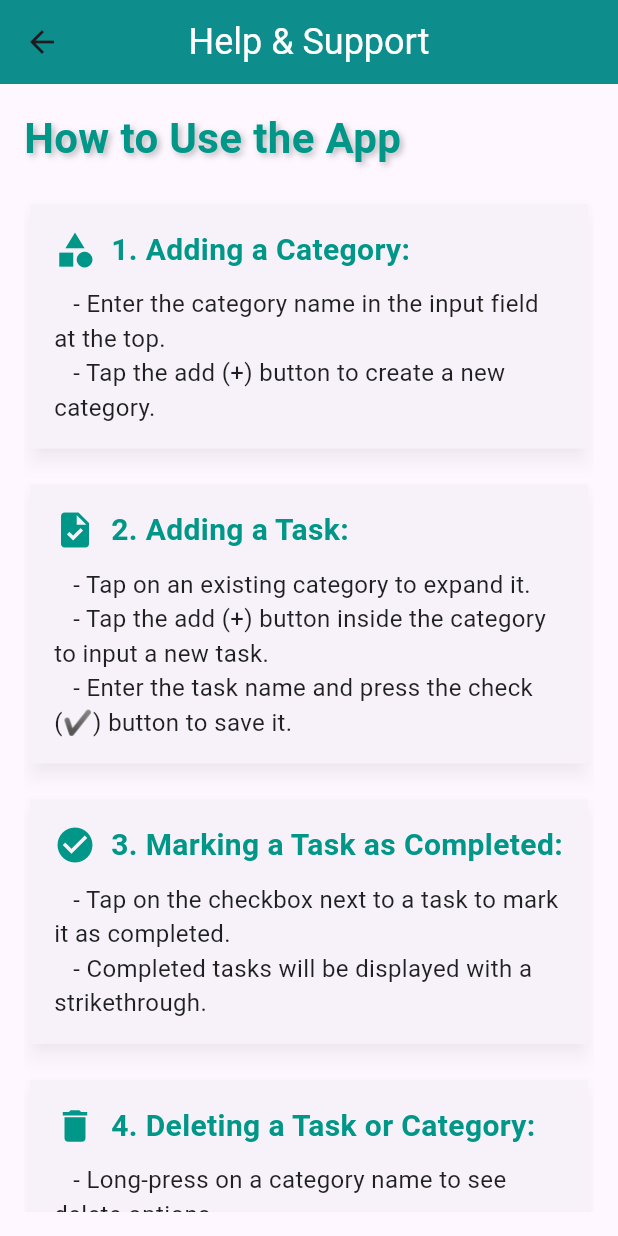
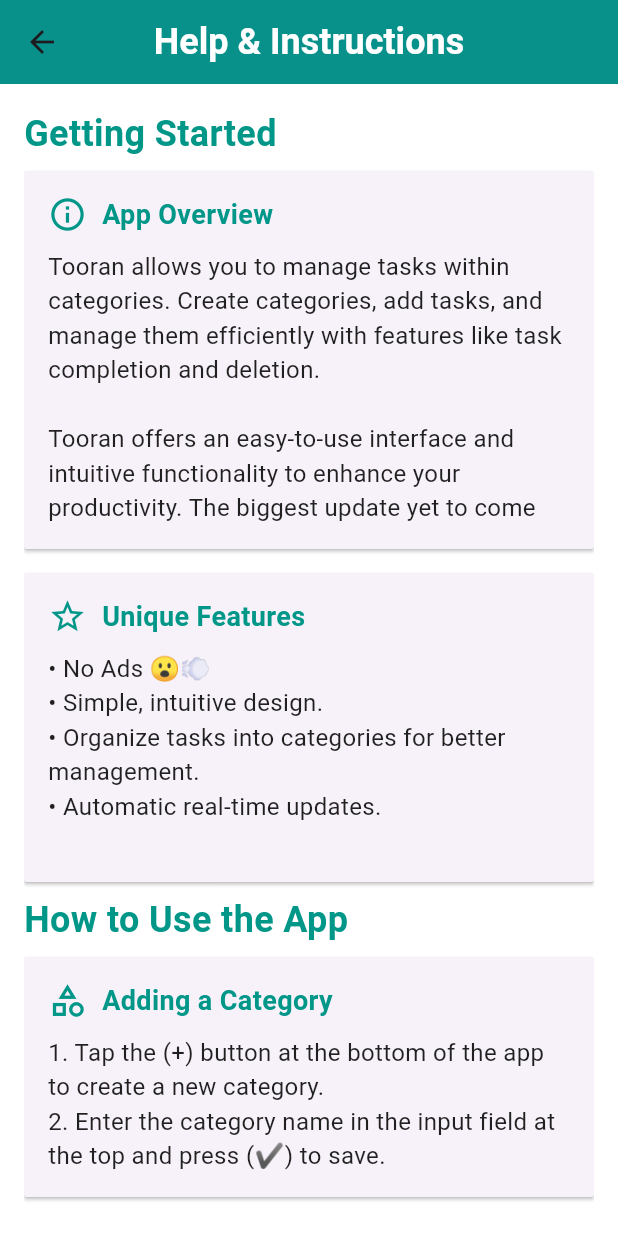
Before and after one commit to JiruGutema/Tooran, a Flutter app: the HelpPage screen opened by its route, on a phone screen of 412 x 824 dp. Run offline on Flutter 3.47's test engine with Material 3 defaults, Android fonts, the light colour scheme and no system bars; our stand-ins replace shared_preferences; accounts and stored records are empty.

Commit message:
version 1.1.1 with consisteny, content in the help page and its style

```diff
--- a/lib/help_page.dart
+++ b/lib/help_page.dart
@@ -7,95 +7,111 @@
   Widget build(BuildContext context) {
     return Scaffold(
       appBar: AppBar(
-        title: const Text('Help & Support'),
-        titleTextStyle: TextStyle(color: Colors.white, fontSize: 24),
+        title: const Text('Help & Instructions'),
+        titleTextStyle: TextStyle(
+          color: Colors.white, fontWeight: FontWeight.bold, fontSize: 24,
+        ),
         centerTitle: true,
         backgroundColor: Colors.teal,
-        elevation: 10,
+        elevation: 2,
         shape: const RoundedRectangleBorder(
-          borderRadius: BorderRadius.vertical(
-          ),
+          borderRadius: BorderRadius.vertical(bottom: Radius.circular(0)),
         ),
       ),
       body: Container(
-        decoration: const BoxDecoration(
-
-        ),
-        child: Padding(
+        color: Colors.white,
         padding: const EdgeInsets.all(16.0),
         child: SingleChildScrollView(
           child: Column(
             crossAxisAlignment: CrossAxisAlignment.start,
             children: [
-                const Text(
-                  'How to Use the App',
-                  style: TextStyle(
-                    fontSize: 28,
-                    fontWeight: FontWeight.bold,
-                    color: Colors.teal,
-                    shadows: [
-                      Shadow(
-                        color: Colors.black26,
-                        blurRadius: 5,
-                        offset: Offset(2, 2),
+              _buildTitle('Getting Started'),
+              _buildSection(
+                icon: Icons.info_outline,
+                title: 'App Overview',
+                content:
+                    'Tooran allows you to manage tasks within categories. Create categories, add tasks, and manage them efficiently with features like task completion and deletion. \n\n'
+                    'Tooran offers an easy-to-use interface and intuitive functionality to enhance your productivity. The biggest update yet to come',
               ),
-                    ],
+              _buildSection(
+                icon: Icons.star_border,
+                title: 'Unique Features',
+                content:
+                    '• No Ads 😮‍💨\n'
+                    '• Simple, intuitive design.\n'
+                    '• Organize tasks into categories for better management.\n'
+                    '• Automatic real-time updates.\n',
               ),
+              _buildTitle('How to Use the App'),
+              _buildSection(
+                icon: Icons.category_outlined,
+                title: 'Adding a Category',
+                content:
+                    '1. Tap the (+) button at the bottom of the app to create a new category.\n'
+                    '2. Enter the category name in the input field at the top and press (✔) to save.'
+              ),
+              _buildSection(
+                icon: Icons.task_alt,
+                title: 'Adding a Task',
+                content:
+                    '1. Tap on an existing category to expand it.\n'
+                    '2. Tap the (+) button inside the category to add a new task.\n'
+                    '3. Enter the task name and press (✔) to save.',
+              ),
+              _buildSection(
+                icon: Icons.check_circle_outline,
+                title: 'Marking a Task as Completed',
+                content:
+                    '• Tap the checkbox next to a task to mark it as completed.\n'
+                    '• Completed tasks will appear with a faded grey color effect.\n'
+                    '• You can delete the task afterwards or change its name to other tasks.'
+              ),
+              _buildSection(
+                icon: Icons.delete_outline,
+                title: 'Deleting a Task or Category',
+                content:
+                    '• Long-press a category name to delete it.\n'
+                    '• Use the trash button on the task to remove it from a category\n'
+                    '• You can also long-press a task to remove it from a category.',
+              ),
+              _buildSection(
+                icon: Icons.tips_and_updates,
+                title: 'Tips',
+                content:
+                    '• Do not open mulitple text fields at same time.\n'
+                    '• If you open, try to close the one which is opened first.\n'
+
+              ),
+              _buildSection(
+                icon: Icons.system_update,
+                title: 'To be Updated',
+                content:
+                    '•  The following are the features I\'m working on it right now\n\n'
+                    '-> Add Widgets\n'
+                    '-> Add Notification\n'
+                    '-> Add Time based catagory\n'
+
+              ),
+                _buildSection(
+                icon: Icons.help_outline,
+                title: 'Need Assistance?',
+                content:
+                  'For help, inquiries, or suggestions, please feel free to reach out.\n\n\n'
+                  '📧 Contact: \n\n'
+                  'jethior1@gmail.com or \n'
+                  'jirudagutema@gmail.com',
                 ),
               const SizedBox(height: 20),
-                _buildSectionCard(
-                  icon: Icons.category,
-                  title: '1. Adding a Category:',
-                  content:
-                      '   - Enter the category name in the input field at the top.\n'
-                      '   - Tap the add (+) button to create a new category.',
-                ),
-                const SizedBox(height: 16),
-                _buildSectionCard(
-                  icon: Icons.task,
-                  title: '2. Adding a Task:',
-                  content:
-                      '   - Tap on an existing category to expand it.\n'
-                      '   - Tap the add (+) button inside the category to input a new task.\n'
-                      '   - Enter the task name and press the check (✔) button to save it.',
-                ),
-                const SizedBox(height: 16),
-                _buildSectionCard(
-                  icon: Icons.check_circle,
-                  title: '3. Marking a Task as Completed:',
-                  content:
-                      '   - Tap on the checkbox next to a task to mark it as completed.\n'
-                      '   - Completed tasks will be displayed with a strikethrough.',
-                ),
-                const SizedBox(height: 16),
-                _buildSectionCard(
-                  icon: Icons.delete,
-                  title: '4. Deleting a Task or Category:',
-                  content:
-                      '   - Long-press on a category name to see delete options.\n'
-                      '   - Long-press on a task to delete it from a category.',
-                ),
-                const SizedBox(height: 16),
-                _buildSectionCard(
-                  icon: Icons.navigation,
-                  title: '5. Navigating the App:',
-                  content:
-                      '   - Use the top navigation bar to switch between Home, Help, and Contact pages.',
-                ),
-                const SizedBox(height: 24),
               Center(
                 child: ElevatedButton(
-                    onPressed: () {
-                      Navigator.pop(context);
-                    },
+                  onPressed: () => Navigator.pop(context),
                   style: ElevatedButton.styleFrom(
                     backgroundColor: Colors.teal,
                     padding: const EdgeInsets.symmetric(
-                          horizontal: 30, vertical: 15),
+                        horizontal: 30, vertical: 14),
                     shape: RoundedRectangleBorder(
+                      borderRadius: BorderRadius.circular(2),
                     ),
-                      elevation: 5.0,
-                      shadowColor: Colors.black26,
                   ),
                   child: const Text(
                     'Back to Home',
@@ -107,20 +123,32 @@
           ),
         ),
       ),
+    );
+  }
+
+  Widget _buildTitle(String title) {
+    return Padding(
+      padding: const EdgeInsets.symmetric(vertical: 0),
+      child: Text(
+        title,
+        style: const TextStyle(
+          fontSize: 24,
+          fontWeight: FontWeight.bold,
+          color: Colors.teal,
+        ),
       ),
     );
   }
 
-  Widget _buildSectionCard({
+  Widget _buildSection({
     required IconData icon,
     required String title,
     required String content,
   }) {
     return Card(
-      elevation: 5,
-      shape: RoundedRectangleBorder(
-      ),
-      shadowColor: Colors.black26,
+      margin: const EdgeInsets.symmetric(vertical: 8),
+      elevation: 1,
+      shape: RoundedRectangleBorder(borderRadius: BorderRadius.circular(2)),
       child: Padding(
         padding: const EdgeInsets.all(16.0),
         child: Column(
@@ -128,14 +156,16 @@
           children: [
             Row(
               children: [
-                Icon(icon, size: 28, color: Colors.teal),
+                Icon(icon, size: 26, color: Colors.teal),
                 const SizedBox(width: 10),
-                Text(
+                Expanded(
+                  child: Text(
                     title,
                     style: const TextStyle(
-                    fontSize: 20,
-                    fontWeight: FontWeight.bold,
+                      fontSize: 18,
+                      fontWeight: FontWeight.w600,
                       color: Colors.teal,
+                    ),
                   ),
                 ),
               ],
```
Also changed, not shown: lib/contact_page.dart (+28 -3 lines), lib/main.dart (+99 -57 lines), 1 other file. Lines whose indentation alone changed are shown as unchanged.
